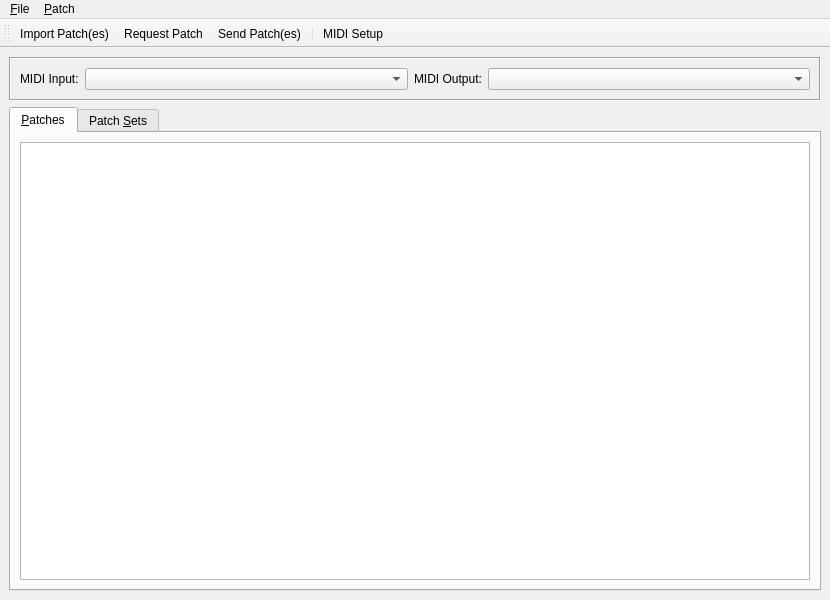
SpotlightKid/reface-dx-lib, file ui/refacedxlib.ui: the form before one commit.
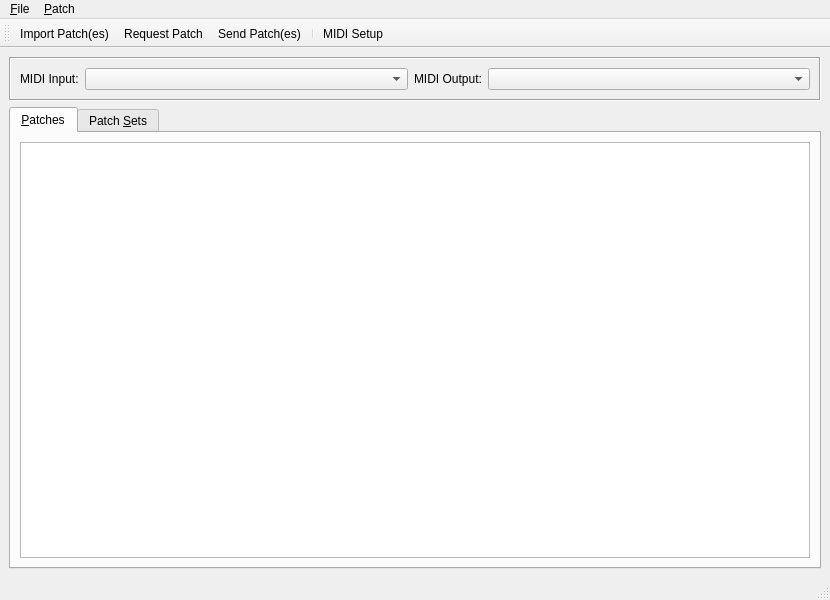
The form after the commit. Icons and pictures are not drawn.

What changed in the file:
```diff
--- a/ui/refacedxlib.ui
+++ b/ui/refacedxlib.ui
@@ -203,6 +203,7 @@
    <addaction name="separator"/>
    <addaction name="action_midi"/>
   </widget>
+  <widget class="QStatusBar" name="statusbar"/>
   <action name="action_quit">
    <property name="icon">
     <iconset theme="application-exit">
```
Left out of the diff: 2 changed lines with no effect on the pictures.
